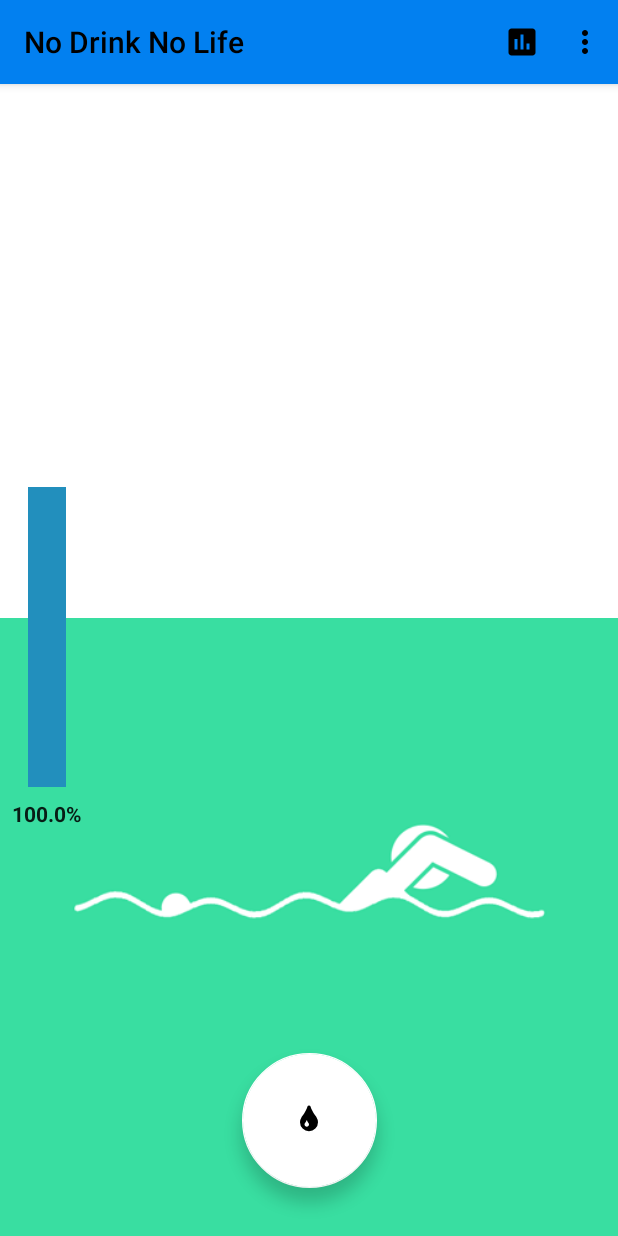
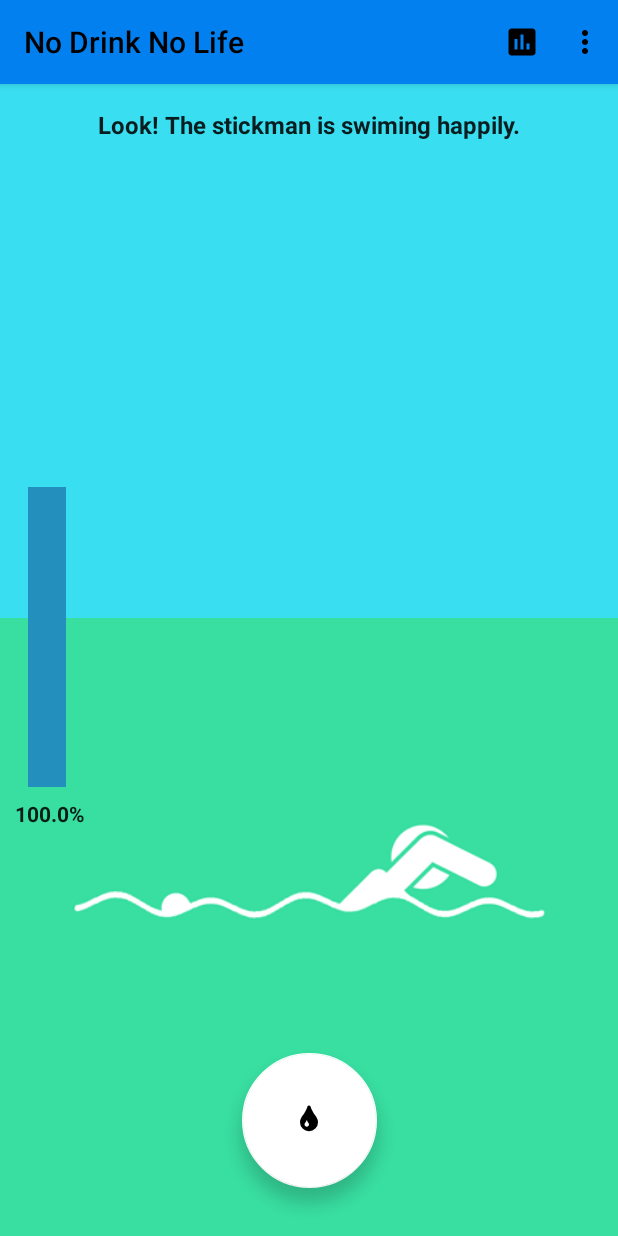
Before and after one commit to KirosC/No-Drink-No-Life, an Android app: the screen it shows after launch (MainActivity), on a phone screen of 412 x 824 dp. Run offline under Robolectric (Android 15) with nearby library versions, the phone set to English and light mode, and no system bars; libraries missing offline, so code that uses them is left out: com.race604.drawable, uk.co.samuelwall; 9 statements that could not run were skipped.

Commit message:
Add Chinese(zh-TW) ranslation Fix Health UI and character GIF bug

```diff
--- a/app/src/main/java/ccn2279/a16031806a/nodrinknolife/MainActivity.java
+++ b/app/src/main/java/ccn2279/a16031806a/nodrinknolife/MainActivity.java
@@ -68,7 +68,6 @@ public class MainActivity extends AppCompatActivity implements SharedPreferences
 
     // For the loop counter
     private int i;
-    private Menu menu;
 
     // Create the Handler object (on the main thread by default)
     Handler handler = new Handler();
@@ -98,7 +97,9 @@ public class MainActivity extends AppCompatActivity implements SharedPreferences
         int initializationValue = SharedPreferencesUtils.initSharedPreferences(this);
         Log.d(TAG, String.valueOf(initializationValue));
 
+        // Start the feature discovery if it is the first time use
         if (initializationValue == 1) {
+            // For the Drink Button
             new MaterialTapTargetPrompt.Builder(MainActivity.this)
                     .setTarget(fAB)
                     .setBackgroundColour(getResources().getColor(R.color.colorSink))
@@ -107,6 +108,7 @@ public class MainActivity extends AppCompatActivity implements SharedPreferences
                     .setPromptStateChangeListener(new MaterialTapTargetPrompt.PromptStateChangeListener() {
                         @Override
                         public void onPromptStateChanged(MaterialTapTargetPrompt prompt, int state) {
+                            // For the Health UI
                             if (state == MaterialTapTargetPrompt.STATE_DISMISSED) {
                                 new MaterialTapTargetPrompt.Builder(MainActivity.this)
                                         .setTarget(healthFrame)
@@ -118,21 +120,14 @@ public class MainActivity extends AppCompatActivity implements SharedPreferences
                                         .setPromptStateChangeListener(new MaterialTapTargetPrompt.PromptStateChangeListener() {
                                             @Override
                                             public void onPromptStateChanged(MaterialTapTargetPrompt prompt, int state) {
+                                                // For the Stat. Button
                                                 if (state == MaterialTapTargetPrompt.STATE_DISMISSED) {
                                                     final android.support.v7.widget.Toolbar toolbar = findViewById(android.support.v7.appcompat.R.id.action_bar);
                                                     final View child = toolbar.getChildAt(1);
                                                     final android.support.v7.widget.ActionMenuView actionMenuView = (android.support.v7.widget.ActionMenuView) child;
                                                     final MaterialTapTargetPrompt.Builder builder = new MaterialTapTargetPrompt.Builder(MainActivity.this)
                                                             .setPrimaryText(R.string.intro_title_stat)
-                                                            .setSecondaryText(R.string.intro_body_stat)
-                                                            .setPromptStateChangeListener(new MaterialTapTargetPrompt.PromptStateChangeListener() {
-                                                                @Override
-                                                                public void onPromptStateChanged(MaterialTapTargetPrompt prompt, int state) {
-                                                                    if (state == MaterialTapTargetPrompt.STATE_FOCAL_PRESSED) {
-                                                                        // User has pressed the prompt target
-                                                                    }
-                                                                }
-                                                            });
+                                                            .setSecondaryText(R.string.intro_body_stat);
                                                     builder.setTarget(actionMenuView.getChildAt(actionMenuView.getChildCount() - 2));
                                                     builder.show();
                                                 }
@@ -149,17 +144,21 @@ public class MainActivity extends AppCompatActivity implements SharedPreferences
         mPreferences = PreferenceManager.getDefaultSharedPreferences(this);
         mSharedPreferences.registerOnSharedPreferenceChangeListener(this);
         updateHealthUI(mSharedPreferences.getFloat(getString(R.string.character_health), (float) 0));
+        updateCharacterImage(mSharedPreferences.getFloat(getString(R.string.character_health), (float) 0));
 
+        // Schedule task
         registerAlarm();
+        // Start update Health UI continuously
         handler.post(runnableCode);
     }
 
     @Override
     protected void onResume() {
         super.onResume();
-        // TODO: Back to the app, health no. is not update
         mSharedPreferences.registerOnSharedPreferenceChangeListener(this);
         mPreferences.registerOnSharedPreferenceChangeListener(this);
+
+        // Calculate the character's health since last leave
         try {
             CalculationUtils.updateHealth(this);
         } catch (Exception e) {
@@ -167,6 +166,7 @@ public class MainActivity extends AppCompatActivity implements SharedPreferences
         }
         handler.post(runnableCode);
 
+        // Check if the character is dead
         if (mSharedPreferences.getBoolean(getString(R.string.not_enough_water), false)) {
             onSharedPreferenceChanged(mSharedPreferences, getString(R.string.not_enough_water));
         }
@@ -179,11 +179,13 @@ public class MainActivity extends AppCompatActivity implements SharedPreferences
     protected void onPause() {
         super.onPause();
         mSharedPreferences.unregisterOnSharedPreferenceChangeListener(this);
+        mPreferences.unregisterOnSharedPreferenceChangeListener(this);
     }
 
     @Override
     protected void onDestroy() {
         super.onDestroy();
+        // Stop update Health UI continuously
         handler.removeCallbacksAndMessages(null);
     }
 
@@ -191,7 +193,6 @@ public class MainActivity extends AppCompatActivity implements SharedPreferences
     public boolean onCreateOptionsMenu(Menu menu) {
         MenuInflater inflater = getMenuInflater();
         inflater.inflate(R.menu.menu_main, menu);
-        this.menu = menu;
         return true;
     }
 
@@ -221,6 +222,7 @@ public class MainActivity extends AppCompatActivity implements SharedPreferences
             }
             updateCharacterImage(sharedPreferences.getFloat(key, (float) 0));
         } else if (key.equals(getString(R.string.not_enough_water))) {
+            // Change the character GIF and Drink Button
             if (sharedPreferences.getBoolean(key, true)) {
                 updateHealthUI((float) 0.0);
 
@@ -240,6 +242,7 @@ public class MainActivity extends AppCompatActivity implements SharedPreferences
                 updateHealthUI(sharedPreferences.getFloat(getString(R.string.character_health), (float) 0));
             }
         } else if (key.equals(getString(R.string.too_much_water))) {
+            // Change the character GIF and Drink Button
             if (sharedPreferences.getBoolean(key, true)) {
                 updateHealthUI((float) 200.0);
 
@@ -270,6 +273,7 @@ public class MainActivity extends AppCompatActivity implements SharedPreferences
             }
         } else {
             if (mSharedPreferences.getBoolean(getString(R.string.not_enough_water), false)) {
+                // Disable the Button and show the respawn dialog if the character is dead
                 fAB.setClickable(false);
                 DialogFragment fragment = new NotEnoughWaterDialogFragment();
                 fragment.setCancelable(false);
--- a/app/src/main/java/ccn2279/a16031806a/nodrinknolife/NotEnoughWaterDialogFragment.java
+++ b/app/src/main/java/ccn2279/a16031806a/nodrinknolife/NotEnoughWaterDialogFragment.java
@@ -9,6 +9,9 @@ import android.widget.ImageView;
 
 import ccn2279.a16031806a.nodrinknolife.utilities.CalculationUtils;
 
+/**
+ * Dialog to show when user drinks not enough water.
+ */
 public class NotEnoughWaterDialogFragment extends DialogFragment {
     @Override
     public Dialog onCreateDialog(Bundle savedInstanceState) {
--- a/app/src/main/java/ccn2279/a16031806a/nodrinknolife/SettingsActivity.java
+++ b/app/src/main/java/ccn2279/a16031806a/nodrinknolife/SettingsActivity.java
@@ -41,6 +41,7 @@ public class SettingsActivity extends AppCompatActivity implements SharedPrefere
     @Override
     public void onSharedPreferenceChanged(SharedPreferences sharedPreferences, String key) {
         if (key.equals("pref_notification")) {
+            // Reschedule notification interval
             ReminderUtilities.scheduleChargingReminder(this, Long.parseLong(sharedPreferences.getString("pref_notification", "0")));
         }
     }
--- a/app/src/main/java/ccn2279/a16031806a/nodrinknolife/TooMuchWaterDialogFragment.java
+++ b/app/src/main/java/ccn2279/a16031806a/nodrinknolife/TooMuchWaterDialogFragment.java
@@ -9,6 +9,9 @@ import android.widget.ImageView;
 
 import ccn2279.a16031806a.nodrinknolife.utilities.CalculationUtils;
 
+/**
+ * Dialog class to show when user drinks too much water.
+ */
 public class TooMuchWaterDialogFragment extends DialogFragment {
     @Override
     public Dialog onCreateDialog(Bundle savedInstanceState) {
--- a/app/src/main/res/layout/activity_main.xml
+++ b/app/src/main/res/layout/activity_main.xml
@@ -38,7 +38,7 @@
 
     <FrameLayout
         android:id="@+id/healthFrame"
-        android:layout_width="wrap_content"
+        android:layout_width="50dp"
         android:layout_height="wrap_content"
         android:layout_marginBottom="0dp"
         android:layout_marginStart="8dp"
@@ -55,13 +55,13 @@
                 android:id="@+id/healthBar"
                 android:layout_width="25dp"
                 android:layout_height="200dp"
-                android:layout_marginEnd="12dp"
-                android:layout_marginStart="8dp"
-                android:layout_marginTop="0dp"
+                android:layout_marginEnd="8dp"
+                android:layout_marginStart="4dp"
                 android:contentDescription="@string/health_bar"
                 android:scaleType="fitXY"
                 android:src="@drawable/health_bar"
                 app:layout_constraintEnd_toEndOf="parent"
+                app:layout_constraintHorizontal_bias="0.5"
                 app:layout_constraintStart_toStartOf="parent"
                 app:layout_constraintTop_toTopOf="parent" />
 
@@ -70,19 +70,19 @@
                 android:layout_width="wrap_content"
                 android:layout_height="wrap_content"
                 android:layout_marginBottom="4dp"
-                android:layout_marginStart="0dp"
+                android:layout_marginEnd="8dp"
+                android:layout_marginStart="8dp"
                 android:layout_marginTop="8dp"
                 android:textColor="@color/textDarkPrimary"
                 android:textStyle="bold"
                 app:layout_constraintBottom_toBottomOf="parent"
-                app:layout_constraintEnd_toEndOf="@+id/healthBar"
-                app:layout_constraintStart_toStartOf="@+id/healthBar"
+                app:layout_constraintEnd_toEndOf="parent"
+                app:layout_constraintHorizontal_bias="0.5"
+                app:layout_constraintStart_toStartOf="parent"
                 app:layout_constraintTop_toBottomOf="@+id/healthBar"
                 tools:text="100%" />
         </android.support.constraint.ConstraintLayout>
-
     </FrameLayout>
-
 
     <TextView
         android:id="@+id/statusText"
--- a/app/src/main/res/layout/fragment_settings.xml
+++ b/app/src/main/res/layout/fragment_settings.xml
@@ -8,7 +8,6 @@
     <!-- TODO: Update blank fragment layout -->
     <TextView
         android:layout_width="match_parent"
-        android:layout_height="match_parent"
-        android:text="@string/hello_blank_fragment" />
+        android:layout_height="match_parent" />
 
 </FrameLayout>
--- a/app/src/main/res/values/colors.xml
+++ b/app/src/main/res/values/colors.xml
@@ -1,10 +1,5 @@
 <?xml version="1.0" encoding="utf-8"?>
 <resources>
-    <!--Old Color Scheme -->
-    <!--<color name="colorPrimary">#18ffff</color>-->
-    <!--<color name="colorPrimaryDark">#00cbcc</color>-->
-    <!--<color name="colorPrimaryLight">#76ffff</color>-->
-
     <!-- Color Scheme -->
     <color name="colorPrimary">#0280F0</color>
     <color name="colorPrimaryDark">#5FACF2</color>
--- a/app/src/main/res/values/dimens.xml
+++ /dev/null
@@ -1,4 +0,0 @@
-<?xml version="1.0" encoding="utf-8"?>
-<resources>
-    <dimen name="dp20">100dp</dimen>
-</resources>
--- a/app/src/main/res/values/strings.xml
+++ b/app/src/main/res/values/strings.xml
@@ -5,8 +5,6 @@
     <string name="title_character">Character Selection</string>
     <string name="health_bar">Health Bar</string>
 
-    <!-- TODO: Remove or change this placeholder text -->
-    <string name="hello_blank_fragment">Hello blank fragment</string>
     <string name="title_activity_settings">Setting</string>
     <string name="title_activity_statistics">Statistics</string>
 
```
Also changed, not shown: app/src/main/java/ccn2279/a16031806a/nodrinknolife/AboutActivity.java (line endings or trailing spaces), app/src/main/java/ccn2279/a16031806a/nodrinknolife/StatActivity.java (line endings or trailing spaces), 1 other file.
